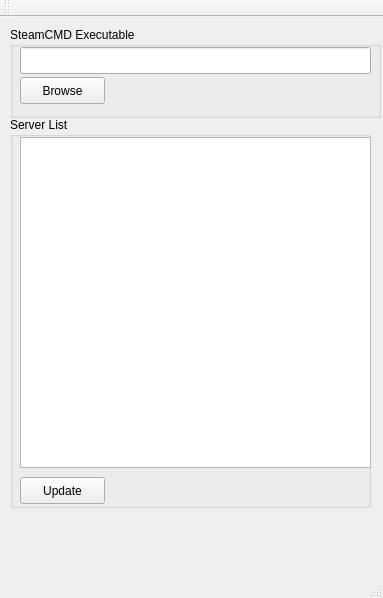
Qt form mainwindow.ui (backraw/SteamCMD-GUI-Qt) before a commit.
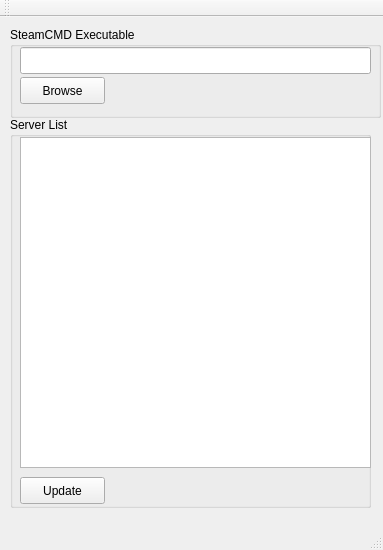
The same form after that commit.

Commit message: ui: Fix main window size

Diff of the .ui file:
```diff
--- a/mainwindow.ui
+++ b/mainwindow.ui
@@ -7,7 +7,7 @@
     <x>0</x>
     <y>0</y>
     <width>383</width>
-    <height>598</height>
+    <height>550</height>
    </rect>
   </property>
   <property name="windowTitle">
```
